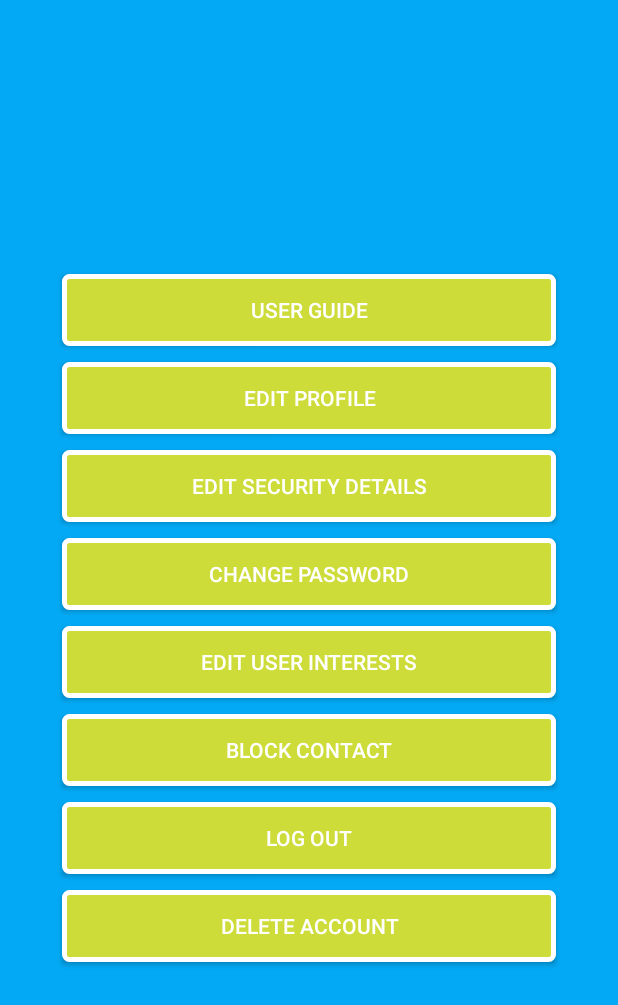
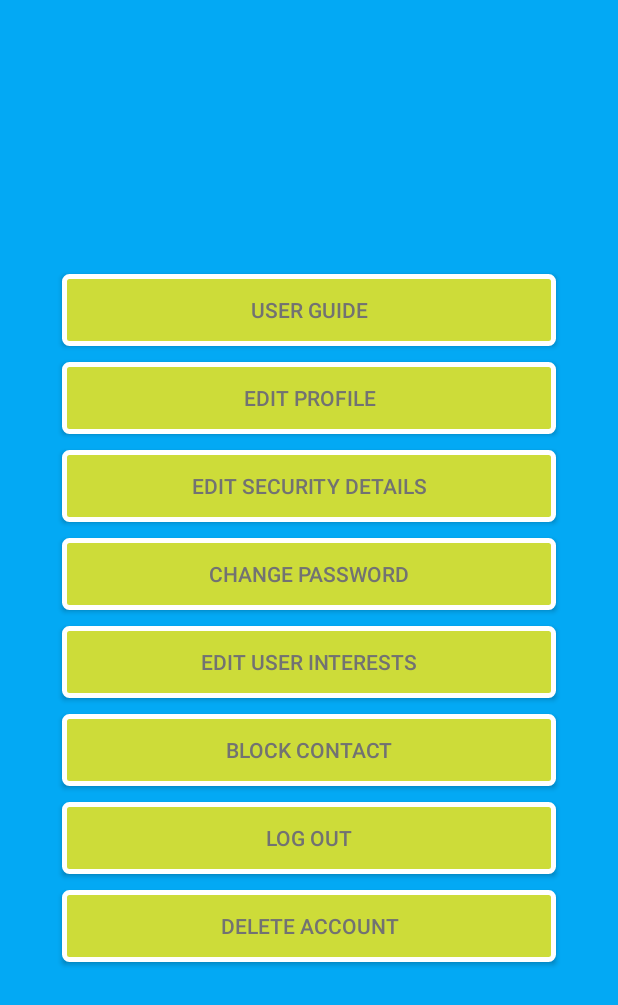
Before and after one commit to Maruf-R/socialApp, an Android app: the UserSettings screen opened directly, with no data from a screen before it, on a phone screen of 412 x 824 dp. Shown: the top 1005 px of the screen. Run offline under Robolectric (Android 15) with nearby library versions, the phone set to English and light mode, and no system bars.

Commit message:
tab and button text colour change

```diff
--- a/app/src/main/java/com/example/mikey/database/UserProfile/Home.java
+++ b/app/src/main/java/com/example/mikey/database/UserProfile/Home.java
@@ -165,7 +165,7 @@ public class Home extends TabActivity{
 
         // create the TabHost that will contain the Tabs
         TabHost tabHost = (TabHost) findViewById(android.R.id.tabhost);
-        tabHost.getTabWidget().setBackgroundColor(Color.parseColor("#B6B6B6"));
+        tabHost.getTabWidget().setBackgroundColor(Color.parseColor("#CDDC39"));
 
 
         TabHost.TabSpec tab1 = tabHost.newTabSpec("FirstTab");
--- a/app/src/main/res/layout/activity_edit_user_profile.xml
+++ b/app/src/main/res/layout/activity_edit_user_profile.xml
@@ -234,7 +234,7 @@
         android:text="SAVE"
         android:id="@+id/btnSaveChangese"
         android:background="@drawable/button_login"
-        android:textColor="#ffffff"
+        android:textColor="#727272"
 
 
         android:layout_alignParentBottom="true"
--- a/app/src/main/res/layout/activity_user_settings.xml
+++ b/app/src/main/res/layout/activity_user_settings.xml
@@ -27,7 +27,7 @@
             android:id="@+id/btnUserGuide"
             android:background="@drawable/button_login"
             android:layout_margin="5dp"
-            android:textColor="#FFFFFF" />
+            android:textColor="#727272" />
 
         <Button
             android:layout_width="match_parent"
@@ -36,7 +36,7 @@
             android:id="@+id/btnEditProfile"
             android:background="@drawable/button_login"
             android:layout_margin="5dp"
-            android:textColor="#FFFFFF" />
+            android:textColor="#727272" />
         <Button
             android:layout_width="match_parent"
             android:layout_height="wrap_content"
@@ -44,14 +44,14 @@
             android:id="@+id/btnSecDet"
             android:background="@drawable/button_login"
             android:layout_margin="5dp"
-            android:textColor="#FFFFFF" />
+            android:textColor="#727272" />
         <Button
             android:layout_width="match_parent"
             android:layout_height="wrap_content"
             android:text="Change Password"
             android:id="@+id/btnChangePassword"
             android:background="@drawable/button_login"
-            android:textColor="#ffffff"
+            android:textColor="#727272"
             android:layout_margin="5dp" />
 
         <Button
@@ -62,7 +62,7 @@
             android:background="@drawable/button_login"
             android:padding="5dp"
             android:layout_margin="5dp"
-            android:textColor="#FFFFFF" />
+            android:textColor="#727272" />
 
         <Button
             android:layout_width="match_parent"
@@ -71,7 +71,7 @@
             android:id="@+id/btnBlockContact"
             android:background="@drawable/button_login"
             android:layout_margin="5dp"
-            android:textColor="#FFFFFF" />
+            android:textColor="#727272" />
 
         <Button
             android:layout_width="match_parent"
@@ -80,7 +80,7 @@
             android:id="@+id/btnLogOut"
             android:background="@drawable/button_login"
             android:layout_margin="5dp"
-            android:textColor="#FFFFFF" />
+            android:textColor="#727272" />
 
         <Button
             android:layout_width="match_parent"
@@ -89,6 +89,6 @@
             android:id="@+id/btnDeleteAccount"
             android:background="@drawable/button_login"
             android:layout_margin="5dp"
-            android:textColor="#FFFFFF" />
+            android:textColor="#727272" />
     </LinearLayout>
 </RelativeLayout>
--- a/app/src/main/res/layout/change_security_details.xml
+++ b/app/src/main/res/layout/change_security_details.xml
@@ -61,11 +61,12 @@
         android:text="SAVE"
         android:id="@+id/btnSaveChanges"
         android:background="@drawable/button_login"
-        android:textColor="#ffffff"
+        android:textColor="#727272"
 
 
         android:layout_alignParentBottom="true"
-        android:layout_centerHorizontal="true" />
+        android:layout_centerHorizontal="true"
+        android:focusable="false" />
 
 
 </RelativeLayout>
--- a/app/src/main/res/layout/login_screen.xml
+++ b/app/src/main/res/layout/login_screen.xml
@@ -102,7 +102,7 @@
             android:text="@string/login_button"
             android:background="@drawable/button_login"
             android:layout_gravity="bottom|center"
-            android:textColor="#ffffff"
+            android:textColor="#727272"
             android:layout_alignParentStart="true"
             android:layout_weight="1"
             android:layout_marginRight="10dip"
@@ -114,7 +114,7 @@
             android:text="@string/signup_text"
             android:id="@+id/btn_signUp"
             android:layout_weight="1"
-            android:textColor="#FFFFFF"
+            android:textColor="#727272"
             android:background="@drawable/button_signup"
             android:layout_below="@+id/btn_login"
             android:layout_alignParentEnd="true"
--- a/app/src/main/res/layout/verify_layout.xml
+++ b/app/src/main/res/layout/verify_layout.xml
@@ -33,5 +33,6 @@
         android:id="@+id/verify_button"
         android:layout_gravity="center_horizontal"
         android:layout_margin="40dp"
-        android:background="@drawable/button_login" />
+        android:background="@drawable/button_login"
+        android:textColor="#727272" />
 </LinearLayout>
```
